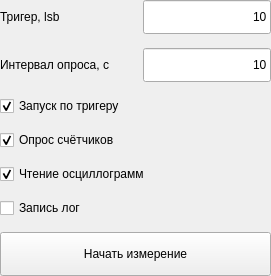
First picture: the form in app/widgets/oscilloscope/run_control_widget.ui, repository AtariVC/ddii_scopus, before the edit.
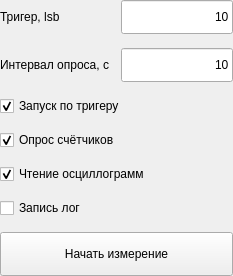
Second picture: the form after the edit. Custom widgets are drawn as their Qt base class.

Commit message: Refactor UI architecture and replace window_linker.py with window_linker_new.py

Patch:
```diff
--- a/app/widgets/oscilloscope/run_control_widget.ui
+++ b/app/widgets/oscilloscope/run_control_widget.ui
@@ -11,48 +11,33 @@
 
    <!-- Тригер, lsb -->
    <item>
-    <layout class="QHBoxLayout" name="row_trigger">
-     <item>
+    <!-- columnstretch: колонка подписей тянется, колонка полей фиксированная -->
+    <layout class="QGridLayout" name="grid_params" columnstretch="1,0">
+     <property name="horizontalSpacing"><number>12</number></property>
+     <property name="verticalSpacing"><number>14</number></property>
+     <item row="0" column="0">
       <widget class="QLabel" name="label_trigger">
        <property name="text"><string>Тригер, lsb</string></property>
       </widget>
      </item>
-     <item>
-      <spacer name="sp_trigger">
-       <property name="orientation"><enum>Qt::Horizontal</enum></property>
-       <property name="sizeHint" stdset="0"><size><width>20</width><height>20</height></size></property>
-      </spacer>
-     </item>
-     <item>
+     <item row="0" column="1">
       <widget class="QLineEdit" name="lineEdit_trigger">
-       <property name="minimumSize"><size><width>128</width><height>34</height></size></property>
-       <property name="maximumSize"><size><width>128</width><height>34</height></size></property>
+       <property name="minimumSize"><size><width>112</width><height>34</height></size></property>
+       <property name="maximumSize"><size><width>112</width><height>34</height></size></property>
        <property name="alignment"><set>Qt::AlignRight|Qt::AlignVCenter</set></property>
        <property name="text"><string>10</string></property>
        <property name="toolTip"><string>Порог запуска измерения, lsb</string></property>
       </widget>
      </item>
-    </layout>
-   </item>
-
-   <!-- Интервал опроса, с -->
-   <item>
-    <layout class="QHBoxLayout" name="row_interval">
-     <item>
+     <item row="1" column="0">
       <widget class="QLabel" name="label_interval">
        <property name="text"><string>Интервал опроса, с</string></property>
       </widget>
      </item>
-     <item>
-      <spacer name="sp_interval">
-       <property name="orientation"><enum>Qt::Horizontal</enum></property>
-       <property name="sizeHint" stdset="0"><size><width>20</width><height>20</height></size></property>
-      </spacer>
-     </item>
-     <item>
+     <item row="1" column="1">
       <widget class="QLineEdit" name="lineEdit_interval">
-       <property name="minimumSize"><size><width>128</width><height>34</height></size></property>
-       <property name="maximumSize"><size><width>128</width><height>34</height></size></property>
+       <property name="minimumSize"><size><width>112</width><height>34</height></size></property>
+       <property name="maximumSize"><size><width>112</width><height>34</height></size></property>
        <property name="alignment"><set>Qt::AlignRight|Qt::AlignVCenter</set></property>
        <property name="text"><string>10</string></property>
        <property name="toolTip"><string>Период опроса счётчиков частиц, с</string></property>
```
Left out of the diff: 3 changed lines with no effect on the pictures. The commit also changes 7 other files.
